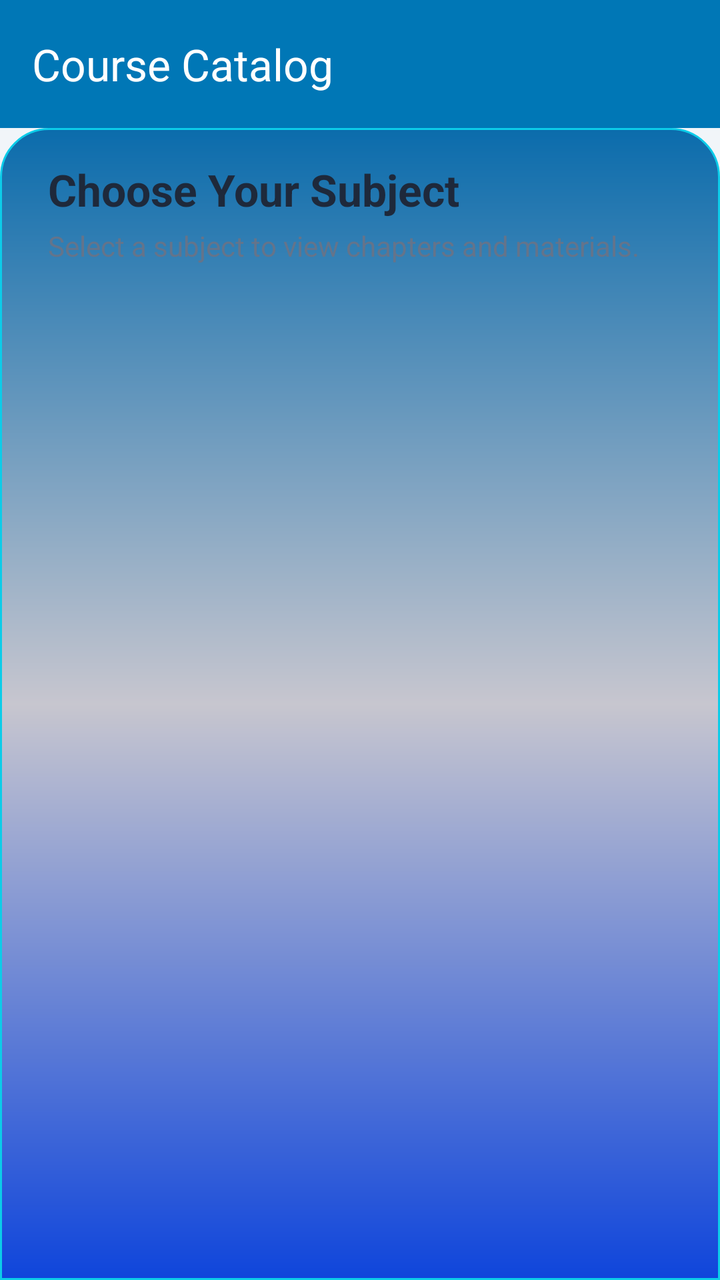
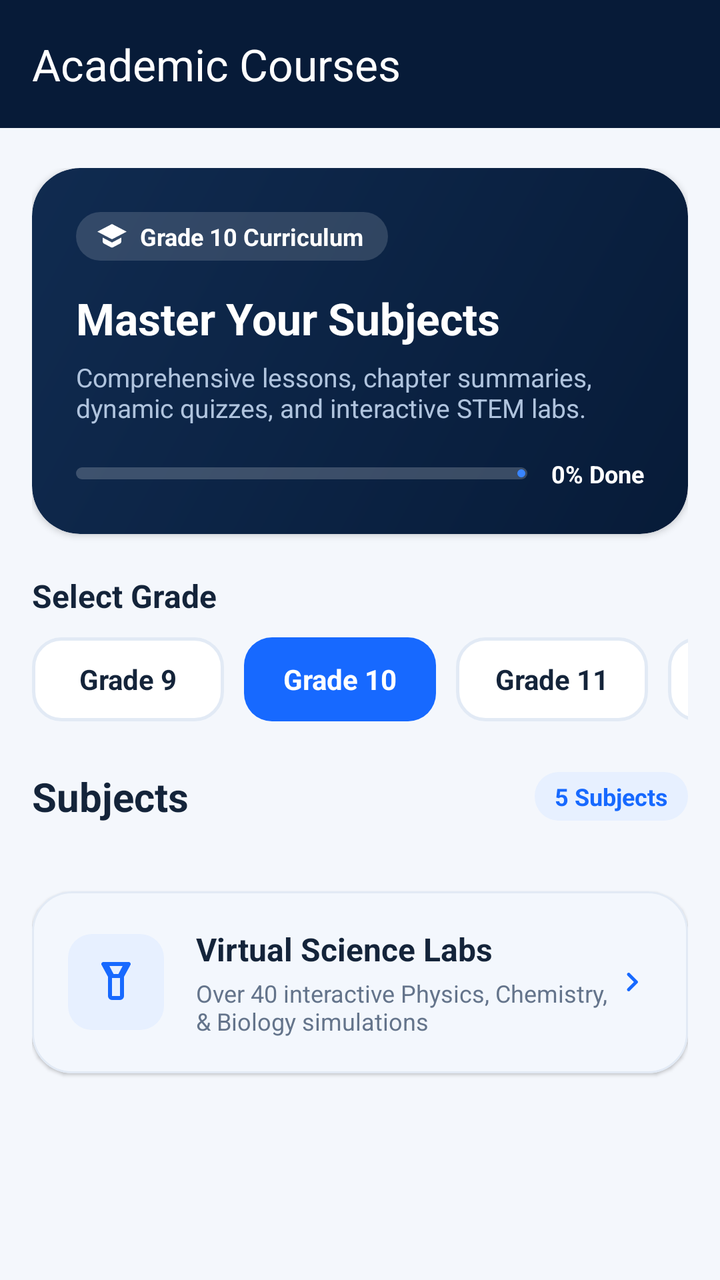

Screens rendered from an Android XML layout before and after an edit, with the pre-edit source and the edit as a unified diff.
<!-- AndroidManifest.xml: application theme Theme.TestApp -->
<!-- res/layout/activity_subject.xml -->
<?xml version="1.0" encoding="utf-8"?>
<androidx.coordinatorlayout.widget.CoordinatorLayout xmlns:android="http://schemas.android.com/apk/res/android"
    xmlns:app="http://schemas.android.com/apk/res-auto"
    xmlns:tools="http://schemas.android.com/tools"
    android:layout_width="match_parent"
    android:layout_height="match_parent"
    android:background="@color/dashboard_bg"
    tools:context=".SubjectActivity">

    <com.google.android.material.appbar.AppBarLayout
        android:layout_width="match_parent"
        android:layout_height="wrap_content"
        android:background="@android:color/transparent"
        app:elevation="0dp">

        <androidx.appcompat.widget.Toolbar
            android:id="@+id/toolbar"
            android:layout_width="match_parent"
            android:layout_height="?attr/actionBarSize"
            android:background="@color/ocean_blue"
            app:navigationIconTint="@android:color/white"
            app:title="Course Catalog"
            app:titleTextColor="@android:color/white" />
    </com.google.android.material.appbar.AppBarLayout>

    <androidx.core.widget.NestedScrollView
        android:layout_width="match_parent"
        android:layout_height="match_parent"
        android:background="@drawable/bg_dashboard_content"
        app:layout_behavior="@string/appbar_scrolling_view_behavior">

        <LinearLayout
            android:layout_width="match_parent"
            android:layout_height="wrap_content"
            android:orientation="vertical"
            android:padding="16dp">

            <TextView
                android:layout_width="wrap_content"
                android:layout_height="wrap_content"
                android:text="Choose Your Subject"
                android:textColor="@color/text_primary"
                android:textSize="22sp"
                android:textStyle="bold"
                android:layout_marginStart="8dp" />

            <TextView
                android:layout_width="wrap_content"
                android:layout_height="wrap_content"
                android:layout_marginTop="4dp"
                android:layout_marginStart="8dp"
                android:text="Select a subject to view chapters and materials."
                android:textColor="@color/text_secondary"
                android:textSize="14sp" />

            
            <LinearLayout
                android:id="@+id/subjectContainer"
                android:layout_width="match_parent"
                android:layout_height="wrap_content"
                android:layout_marginTop="16dp"
                android:orientation="vertical" />

        </LinearLayout>
    </androidx.core.widget.NestedScrollView>

</androidx.coordinatorlayout.widget.CoordinatorLayout>
<!-- resources referenced by this layout -->
<resources>
  <color name="dashboard_bg">#F1F5F9</color>
  <color name="ocean_blue">#0077B6</color>
  <color name="text_primary">#1E293B</color>
  <color name="text_secondary">#64748B</color>
  <!-- drawable bg_dashboard_content (drawable) -->
  <?xml version="1.0" encoding="utf-8"?>
  <shape xmlns:android="http://schemas.android.com/apk/res/android">
      
      <gradient
          android:startColor="#0B6CAC"
          android:centerColor="#C7C6CF"
          android:endColor="#0F45DB"
          android:angle="270" />
      <corners
          android:topLeftRadius="24dp"
          android:topRightRadius="24dp" />
      <stroke android:width="1dp" android:color="#0CCCE9" />
  </shape>
  <!-- unchanged entries left out for length: 12 -->
</resources>

<!-- the commit's change to res/layout/activity_subject.xml (unified diff, before → after) -->
@@ -4,62 +4,344 @@
     xmlns:tools="http://schemas.android.com/tools"
     android:layout_width="match_parent"
     android:layout_height="match_parent"
-    android:background="@color/dashboard_bg"
+    android:background="@color/course_background"
     tools:context=".SubjectActivity">
 
     <com.google.android.material.appbar.AppBarLayout
         android:layout_width="match_parent"
         android:layout_height="wrap_content"
-        android:background="@android:color/transparent"
+        android:background="@color/course_navy"
         app:elevation="0dp">
 
         <androidx.appcompat.widget.Toolbar
             android:id="@+id/toolbar"
             android:layout_width="match_parent"
             android:layout_height="?attr/actionBarSize"
-            android:background="@color/ocean_blue"
-            app:navigationIconTint="@android:color/white"
-            app:title="Course Catalog"
-            app:titleTextColor="@android:color/white" />
+            android:background="@color/course_navy"
+            app:navigationIconTint="@color/white"
+            app:title="Academic Courses"
+            app:titleTextColor="@color/white" />
     </com.google.android.material.appbar.AppBarLayout>
 
     <androidx.core.widget.NestedScrollView
         android:layout_width="match_parent"
         android:layout_height="match_parent"
-        android:background="@drawable/bg_dashboard_content"
+        android:clipToPadding="false"
+        android:fillViewport="true"
+        android:paddingBottom="32dp"
         app:layout_behavior="@string/appbar_scrolling_view_behavior">
 
         <LinearLayout
             android:layout_width="match_parent"
             android:layout_height="wrap_content"
             android:orientation="vertical"
-            android:padding="16dp">
-
+            android:paddingStart="16dp"
+            android:paddingTop="20dp"
+            android:paddingEnd="16dp">
+
+            
+            <com.google.android.material.card.MaterialCardView
+                android:layout_width="match_parent"
+                android:layout_height="wrap_content"
+                android:layout_marginBottom="20dp"
+                app:cardCornerRadius="24dp"
+                app:cardElevation="2dp"
+                app:strokeWidth="0dp">
+
+                <LinearLayout
+                    android:layout_width="match_parent"
+                    android:layout_height="wrap_content"
+                    android:background="@drawable/bg_course_hero"
+                    android:orientation="vertical"
+                    android:padding="22dp">
+
+                    <LinearLayout
+                        android:layout_width="wrap_content"
+                        android:layout_height="wrap_content"
+                        android:background="@drawable/bg_pill_accent"
+                        android:backgroundTint="#26FFFFFF"
+                        android:gravity="center_vertical"
+                        android:orientation="horizontal"
+                        android:paddingStart="10dp"
+                        android:paddingTop="4dp"
+                        android:paddingEnd="12dp"
+                        android:paddingBottom="4dp">
+
+                        <ImageView
+                            android:layout_width="16dp"
+                            android:layout_height="16dp"
+                            android:contentDescription="@null"
+                            android:src="@drawable/ic_grade_cap"
+                            app:tint="@color/white" />
+
+                        <TextView
+                            android:id="@+id/tvHeroCurriculumBadge"
+                            android:layout_width="wrap_content"
+                            android:layout_height="wrap_content"
+                            android:layout_marginStart="6dp"
+                            android:text="Grade 10 Curriculum"
+                            android:textColor="@color/white"
+                            android:textSize="12sp"
+                            android:textStyle="bold" />
+                    </LinearLayout>
+
+                    <TextView
+                        android:layout_width="match_parent"
+                        android:layout_height="wrap_content"
+                        android:layout_marginTop="14dp"
+                        android:text="Master Your Subjects"
+                        android:textColor="@color/white"
+                        android:textSize="22sp"
+                        android:textStyle="bold" />
+
+                    <TextView
+                        android:layout_width="match_parent"
+                        android:layout_height="wrap_content"
+                        android:layout_marginTop="6dp"
+                        android:text="Comprehensive lessons, chapter summaries, dynamic quizzes, and interactive STEM labs."
+                        android:textColor="#B0C4DE"
+                        android:textSize="13sp" />
+
+                    
+                    <LinearLayout
+                        android:layout_width="match_parent"
+                        android:layout_height="wrap_content"
+                        android:layout_marginTop="16dp"
+                        android:gravity="center_vertical"
+                        android:orientation="horizontal">
+
+                        <com.google.android.material.progressindicator.LinearProgressIndicator
+                            android:id="@+id/gradeOverallProgressBar"
+                            android:layout_width="0dp"
+                            android:layout_height="wrap_content"
+                            android:layout_weight="1"
+                            android:progress="0"
+                            app:indicatorColor="@color/course_blue_bright"
+                            app:trackColor="#33FFFFFF"
+                            app:trackCornerRadius="4dp"
+                            app:trackThickness="6dp" />
+
+                        <TextView
+                            android:id="@+id/tvGradeOverallProgressText"
+                            android:layout_width="wrap_content"
+                            android:layout_height="wrap_content"
+                            android:layout_marginStart="12dp"
+                            android:text="0% Done"
+                            android:textColor="@color/white"
+                            android:textSize="12sp"
+                            android:textStyle="bold" />
+                    </LinearLayout>
+                </LinearLayout>
+            </com.google.android.material.card.MaterialCardView>
+
+            
             <TextView
-                android:layout_width="wrap_content"
-                android:layout_height="wrap_content"
-                android:text="Choose Your Subject"
-                android:textColor="@color/text_primary"
-                android:textSize="22sp"
-                android:textStyle="bold"
-                android:layout_marginStart="8dp" />
+                android:layout_width="match_parent"
+                android:layout_height="wrap_content"
+                android:text="Select Grade"
+                android:textColor="@color/course_text_primary"
+                android:textSize="16sp"
+                android:textStyle="bold" />
+
+            <HorizontalScrollView
+                android:layout_width="match_parent"
+                android:layout_height="wrap_content"
+                android:layout_marginTop="10dp"
+                android:clipToPadding="false"
+                android:overScrollMode="never"
+                android:scrollbars="none">
+
+                <LinearLayout
+                    android:id="@+id/layoutGradeChips"
+                    android:layout_width="wrap_content"
+                    android:layout_height="wrap_content"
+                    android:orientation="horizontal">
+
+                    <TextView
+                        android:id="@+id/chipGrade9"
+                        android:layout_width="wrap_content"
+                        android:layout_height="42dp"
+                        android:background="@drawable/bg_grade_chip_unselected"
+                        android:clickable="true"
+                        android:focusable="true"
+                        android:gravity="center"
+                        android:minWidth="96dp"
+                        android:paddingStart="18dp"
+                        android:paddingEnd="18dp"
+                        android:text="Grade 9"
+                        android:textColor="@color/course_text_primary"
+                        android:textSize="14sp"
+                        android:textStyle="bold" />
+
+                    <TextView
+                        android:id="@+id/chipGrade10"
+                        android:layout_width="wrap_content"
+                        android:layout_height="42dp"
+                        android:layout_marginStart="10dp"
+                        android:background="@drawable/bg_grade_chip_selected"
+                        android:clickable="true"
+                        android:focusable="true"
+                        android:gravity="center"
+                        android:minWidth="96dp"
+                        android:paddingStart="18dp"
+                        android:paddingEnd="18dp"
+                        android:text="Grade 10"
+                        android:textColor="@color/white"
+                        android:textSize="14sp"
+                        android:textStyle="bold" />
+
+                    <TextView
+                        android:id="@+id/chipGrade11"
+                        android:layout_width="wrap_content"
+                        android:layout_height="42dp"
+                        android:layout_marginStart="10dp"
+                        android:background="@drawable/bg_grade_chip_unselected"
+                        android:clickable="true"
+                        android:focusable="true"
+                        android:gravity="center"
+                        android:minWidth="96dp"
+                        android:paddingStart="18dp"
+                        android:paddingEnd="18dp"
+                        android:text="Grade 11"
+                        android:textColor="@color/course_text_primary"
+                        android:textSize="14sp"
+                        android:textStyle="bold" />
+
+                    <TextView
+                        android:id="@+id/chipGrade12"
+                        android:layout_width="wrap_content"
+                        android:layout_height="42dp"
+                        android:layout_marginStart="10dp"
+                        android:background="@drawable/bg_grade_chip_unselected"
+                        android:clickable="true"
+                        android:focusable="true"
+                        android:gravity="center"
+                        android:minWidth="96dp"
+                        android:paddingStart="18dp"
+                        android:paddingEnd="18dp"
+                        android:text="Grade 12"
+                        android:textColor="@color/course_text_primary"
+                        android:textSize="14sp"
+                        android:textStyle="bold" />
+                </LinearLayout>
+            </HorizontalScrollView>
+
+            
+            <LinearLayout
+                android:layout_width="match_parent"
+                android:layout_height="wrap_content"
+                android:layout_marginTop="24dp"
+                android:gravity="center_vertical"
+                android:orientation="horizontal">
+
+                <TextView
+                    android:id="@+id/tvSubjectsSectionHeader"
+                    android:layout_width="0dp"
+                    android:layout_height="wrap_content"
+                    android:layout_weight="1"
+                    android:text="Subjects"
+                    android:textColor="@color/course_text_primary"
+                    android:textSize="20sp"
+                    android:textStyle="bold" />
+
+                <TextView
+                    android:id="@+id/tvSubjectCountBadge"
+                    android:layout_width="wrap_content"
+                    android:layout_height="wrap_content"
+                    android:background="@drawable/bg_unit_pill"
+                    android:paddingStart="10dp"
+                    android:paddingTop="4dp"
+                    android:paddingEnd="10dp"
+                    android:paddingBottom="4dp"
+                    android:text="5 Subjects"
+                    android:textColor="@color/course_blue"
+                    android:textSize="12sp"
+                    android:textStyle="bold" />
+            </LinearLayout>
 
             <TextView
-                android:layout_width="wrap_content"
-                android:layout_height="wrap_content"
-                android:layout_marginTop="4dp"
-                android:layout_marginStart="8dp"
-                android:text="Select a subject to view chapters and materials."
-                android:textColor="@color/text_secondary"
-                android:textSize="14sp" />
+                android:id="@+id/tvSubjectEmptyState"
+                android:layout_width="match_parent"
+                android:layout_height="wrap_content"
+                android:layout_marginTop="20dp"
+                android:background="@drawable/bg_course_card"
+                android:gravity="center"
+                android:padding="28dp"
+                android:text="No curriculum subjects found for this grade."
+                android:textColor="@color/course_text_secondary"
+                android:textSize="15sp"
+                android:visibility="gone" />
 
             
             <LinearLayout
                 android:id="@+id/subjectContainer"
                 android:layout_width="match_parent"
                 android:layout_height="wrap_content"
-                android:layout_marginTop="16dp"
+                android:layout_marginTop="14dp"
                 android:orientation="vertical" />
+
+            
+            <com.google.android.material.card.MaterialCardView
+                android:id="@+id/cardVirtualLabsShortcut"
+                android:layout_width="match_parent"
+                android:layout_height="wrap_content"
+                android:layout_marginTop="20dp"
+                android:clickable="true"
+                android:focusable="true"
+                android:foreground="?attr/selectableItemBackground"
+                app:cardBackgroundColor="@color/white"
+                app:cardCornerRadius="20dp"
+                app:cardElevation="1dp"
+                app:strokeColor="@color/course_card_stroke"
+                app:strokeWidth="1dp">
+
+                <LinearLayout
+                    android:layout_width="match_parent"
+                    android:layout_height="wrap_content"
+                    android:gravity="center_vertical"
+                    android:orientation="horizontal"
+                    android:padding="18dp">
+
+                    <ImageView
+                        android:layout_width="48dp"
+                        android:layout_height="48dp"
+                        android:background="@drawable/bg_unit_pill"
+                        android:padding="12dp"
+                        android:src="@drawable/ic_lab"
+                        app:tint="@color/course_blue" />
+
+                    <LinearLayout
+                        android:layout_width="0dp"
+                        android:layout_height="wrap_content"
+                        android:layout_marginStart="16dp"
+                        android:layout_weight="1"
+                        android:orientation="vertical">
+
+                        <TextView
+                            android:layout_width="match_parent"
+                            android:layout_height="wrap_content"
+                            android:text="Virtual Science Labs"
+                            android:textColor="@color/course_text_primary"
+                            android:textSize="16sp"
+                            android:textStyle="bold" />
+
+                        <TextView
+                            android:layout_width="match_parent"
+                            android:layout_height="wrap_content"
+                            android:layout_marginTop="3dp"
+                            android:text="Over 40 interactive Physics, Chemistry, &amp; Biology simulations"
+                            android:textColor="@color/course_text_secondary"
+                            android:textSize="12sp" />
+                    </LinearLayout>
+
+                    <ImageView
+                        android:layout_width="20dp"
+                        android:layout_height="20dp"
+                        android:contentDescription="@null"
+                        android:src="@drawable/ic_chevron_right"
+                        app:tint="@color/course_blue" />
+                </LinearLayout>
+            </com.google.android.material.card.MaterialCardView>
 
         </LinearLayout>
     </androidx.core.widget.NestedScrollView>
<!-- resource entries referenced after the edit -->
@@ -1,23 +1,97 @@
 <!-- resources referenced by this layout -->
 <resources>
-  <color name="dashboard_bg">#F1F5F9</color>
-  <color name="ocean_blue">#0077B6</color>
-  <color name="text_primary">#1E293B</color>
-  <color name="text_secondary">#64748B</color>
-  <!-- drawable bg_dashboard_content (drawable) -->
+  <color name="course_background">#F4F7FC</color>
+  <color name="course_blue">#1769FF</color>
+  <color name="course_blue_bright">#3985FF</color>
+  <color name="course_card_stroke">#E2EAF5</color>
+  <color name="course_navy">#071B38</color>
+  <color name="course_text_primary">#14243A</color>
+  <color name="course_text_secondary">#64748B</color>
+  <!-- drawable bg_course_card (drawable) -->
   <?xml version="1.0" encoding="utf-8"?>
-  <shape xmlns:android="http://schemas.android.com/apk/res/android">
-      
+  <shape xmlns:android="http://schemas.android.com/apk/res/android"
+      android:shape="rectangle">
+      <solid android:color="@color/course_card_white" />
+      <stroke
+          android:width="1dp"
+          android:color="@color/course_card_stroke" />
+      <corners android:radius="20dp" />
+  </shape>
+  <!-- drawable bg_course_hero (drawable) -->
+  <?xml version="1.0" encoding="utf-8"?>
+  <shape xmlns:android="http://schemas.android.com/apk/res/android"
+      android:shape="rectangle">
       <gradient
-          android:startColor="#0B6CAC"
-          android:centerColor="#C7C6CF"
-          android:endColor="#0F45DB"
-          android:angle="270" />
-      <corners
-          android:topLeftRadius="24dp"
-          android:topRightRadius="24dp" />
-      <stroke android:width="1dp" android:color="#0CCCE9" />
+          android:angle="135"
+          android:startColor="@color/course_navy"
+          android:endColor="@color/course_navy_secondary"
+          android:type="linear" />
+      <corners android:radius="24dp" />
   </shape>
+  <!-- drawable bg_grade_chip_selected (drawable) -->
+  <?xml version="1.0" encoding="utf-8"?>
+  <shape xmlns:android="http://schemas.android.com/apk/res/android"
+      android:shape="rectangle">
+      <solid android:color="@color/course_blue" />
+      <corners android:radius="14dp" />
+  </shape>
+  <!-- drawable bg_grade_chip_unselected (drawable) -->
+  <?xml version="1.0" encoding="utf-8"?>
+  <shape xmlns:android="http://schemas.android.com/apk/res/android"
+      android:shape="rectangle">
+      <solid android:color="@color/course_card_white" />
+      <stroke
+          android:width="1.5dp"
+          android:color="@color/course_card_stroke" />
+      <corners android:radius="14dp" />
+  </shape>
+  <!-- drawable bg_pill_accent (drawable) -->
+  <?xml version="1.0" encoding="utf-8"?>
+  <shape xmlns:android="http://schemas.android.com/apk/res/android"
+      android:shape="rectangle">
+      <solid android:color="@color/course_blue_light" />
+      <corners android:radius="20dp" />
+  </shape>
+  <!-- drawable bg_unit_pill (drawable) -->
+  <?xml version="1.0" encoding="utf-8"?>
+  <shape xmlns:android="http://schemas.android.com/apk/res/android"
+      android:shape="rectangle">
+      <solid android:color="@color/course_blue_light" />
+      <corners android:radius="12dp" />
+  </shape>
+  <!-- drawable ic_chevron_right (drawable) -->
+  <vector xmlns:android="http://schemas.android.com/apk/res/android"
+      android:width="24dp"
+      android:height="24dp"
+      android:viewportWidth="24"
+      android:viewportHeight="24">
+      <path
+          android:fillColor="#FF000000"
+          android:pathData="M9.29,15.88L13.17,12L9.29,8.12c-0.39,-0.39 -0.39,-1.02 0,-1.41c0.39,-0.39 1.02,-0.39 1.41,0l4.59,4.59c0.39,0.39 0.39,1.02 0,1.41L10.7,17.3c-0.39,0.39 -1.02,0.39 -1.41,0C8.91,16.9 8.91,16.27 9.29,15.88z" />
+  </vector>
+  <!-- drawable ic_grade_cap (drawable) -->
+  <vector xmlns:android="http://schemas.android.com/apk/res/android"
+      android:width="24dp"
+      android:height="24dp"
+      android:viewportWidth="24"
+      android:viewportHeight="24">
+    <path
+        android:fillColor="#FFFFFF"
+        android:pathData="M5,13.18v2.81c0,0.73 0.4,1.41 1.05,1.76l5,2.63c0.6,0.32 1.3,0.32 1.9,0l5,-2.63C18.6,17.4 19,16.72 19,15.99v-2.81l-7,3.68L5,13.18zM12,3L1,8.74L12,14.47l11,-5.73L12,3z"/>
+  </vector>
+  <!-- drawable ic_lab (drawable) -->
+  <vector xmlns:android="http://schemas.android.com/apk/res/android"
+      android:width="24dp"
+      android:height="24dp"
+      android:viewportWidth="24"
+      android:viewportHeight="24">
+    <path
+        android:fillColor="#FF000000"
+        android:pathData="M18.3,2H5.7C5,2 4.5,2.7 4.7,3.3L8,9.4V19A2,2 0 0,0 10,21H14A2,2 0 0,0 16,19V9.4L19.3,3.3C19.5,2.7 19,2 18.3,2M14,19H10V10H14V19M13.2,8H10.8L8.7,4H15.3L13.2,8Z"/>
+  </vector>
+  <color name="course_card_white">#FFFFFF</color>
+  <color name="course_navy_secondary">#102B50</color>
+  <color name="course_blue_light">#E7F0FF</color>
   <!-- unchanged entries left out for length: 12 -->
 </resources>
 
